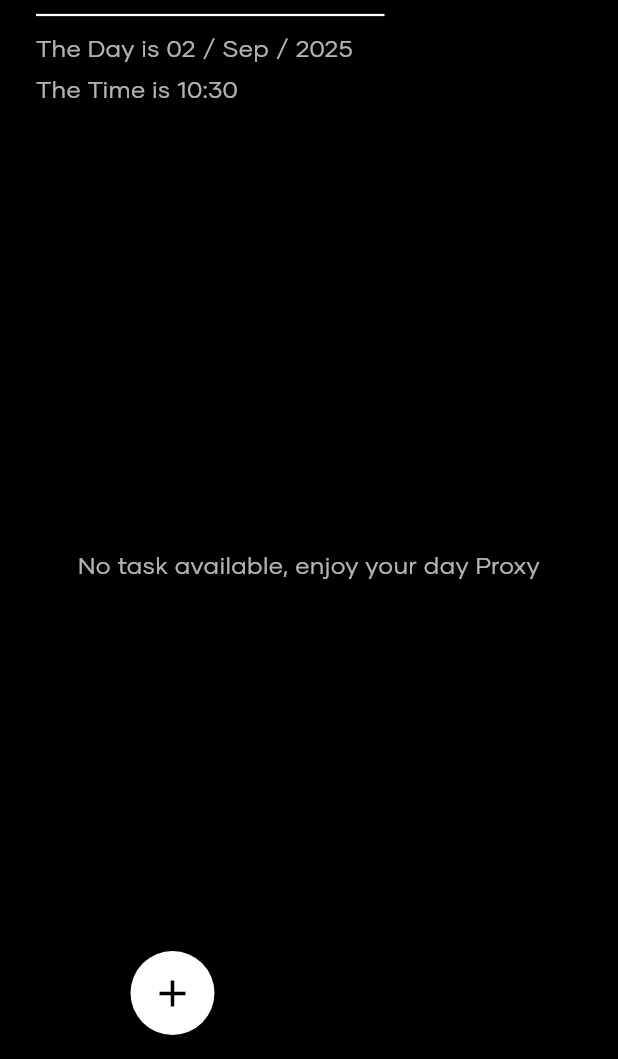
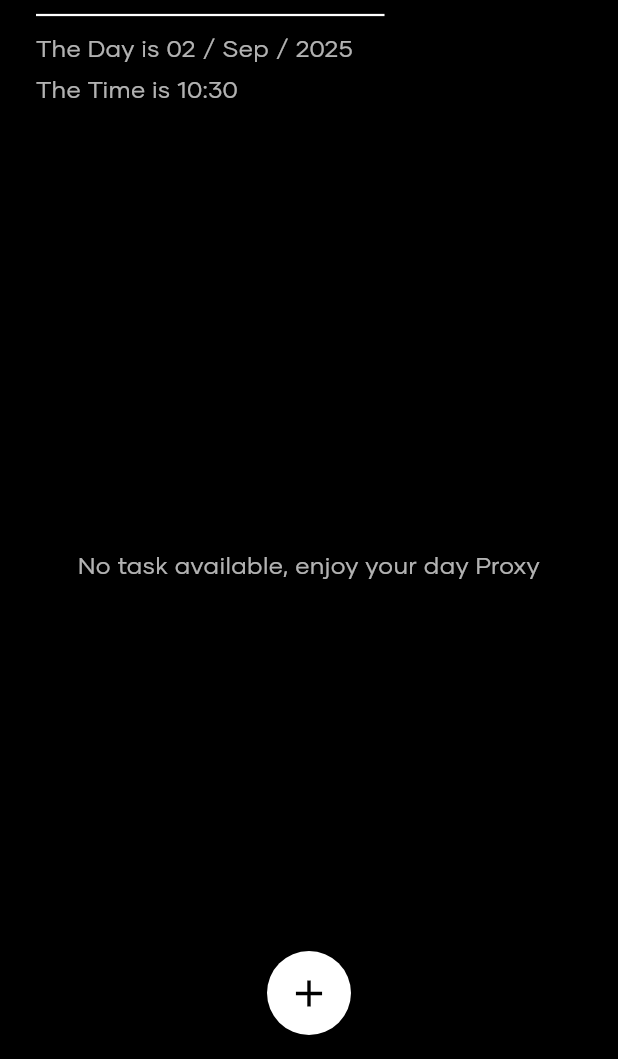
Before and after one commit to LoggingNewMemory/InterKnot, a Flutter app: the screen it shows after launch, on a phone screen of 412 x 824 dp, the part 177-1236 px from its top. Run offline on Flutter 3.47's test engine with Material 3 defaults, Android fonts, the phone set to English and light mode, and no system bars; our stand-ins replace font_awesome_flutter, image_cropper, image_picker, shared_preferences; missing offline and left inert: flutter_inappwebview.

Commit message:
[2/2] Button position is middle

```diff
--- a/interknot/lib/main.dart
+++ b/interknot/lib/main.dart
@@ -1,5 +1,6 @@
 import 'dart:convert';
 import 'dart:io';
+import 'dart:ui' show lerpDouble;
 import 'package:flutter/material.dart';
 import 'package:flutter/services.dart';
 import 'package:flutter_inappwebview/flutter_inappwebview.dart';
@@ -301,7 +302,6 @@ class _HomePageState extends State<HomePage>
                           _webViewController = controller;
                         },
                       ),
-                // <<< MODIFICATION: The FAB is completely removed from this sliding Scaffold
               ),
             ),
           ),
@@ -355,52 +355,56 @@ class _HomePageState extends State<HomePage>
               ),
             ),
           ),
-          // FAB positioned next to the sidebar
+          // <<< MODIFICATION START >>>
+          // Animated and conditionally positioned FAB
           AnimatedBuilder(
             animation: _animationController,
             builder: (context, child) {
-              // Calculate FAB position based on sidebar state and animation
-              double fabLeft;
-              double fabRight;
+              final screenWidth = MediaQuery.of(context).size.width;
+              const fabWidth = 56.0; // Default FAB size
+              const fabMargin = 16.0;
 
+              // Determine Target X Position (where it should be when sidebar is open)
+              final double targetX;
               if (_isSidebarOnLeft) {
-                // When sidebar is on left, FAB goes to the right of it
-                fabLeft =
-                    _sidebarWidth + 16.0; // Right next to sidebar + margin
-                fabRight = double.infinity; // Don't constrain right side
+                targetX = _sidebarWidth + fabMargin;
               } else {
-                // When sidebar is on right, FAB goes to the left of it
-                fabLeft = double.infinity; // Don't constrain left side
-                fabRight =
-                    _sidebarWidth + 16.0; // Right next to sidebar + margin
+                targetX = screenWidth - _sidebarWidth - fabMargin - fabWidth;
               }
 
+              // Determine Start X Position (where it is when sidebar is closed)
+              final double startX;
+              if (_activeWebClient == null) {
+                // On homepage, it starts in the center
+                startX = (screenWidth - fabWidth) / 2;
+              } else {
+                // On web client, it "starts" at the target position, but is scaled up
+                startX = targetX;
+              }
+
+              // Interpolate the current position based on animation value
+              final currentX =
+                  lerpDouble(startX, targetX, _animationController.value);
+
+              // Determine the scale
+              final double scale =
+                  _activeWebClient == null ? 1.0 : _animationController.value;
+
               return Positioned(
-                bottom: 16.0,
-                left: fabLeft == double.infinity ? null : fabLeft,
-                right: fabRight == double.infinity ? null : fabRight,
-                child: Builder(
-                  builder: (context) {
-                    final fab = FloatingActionButton(
-                      onPressed: _navigateToTasker,
-                      child: const Icon(Icons.add, size: 30),
-                    );
-
-                    if (_activeWebClient == null) {
-                      // On homepage, always visible
-                      return fab;
-                    } else {
-                      // On other pages, animate scale with sidebar animation
-                      return Transform.scale(
-                        scale: _animationController.value,
-                        child: fab,
-                      );
-                    }
-                  },
+                bottom: fabMargin,
+                left: currentX,
+                child: Transform.scale(
+                  scale: scale,
+                  child: child,
                 ),
               );
             },
+            child: FloatingActionButton(
+              onPressed: _navigateToTasker,
+              child: const Icon(Icons.add, size: 30),
+            ),
           ),
+          // <<< MODIFICATION END >>>
         ],
       ),
     );
```
